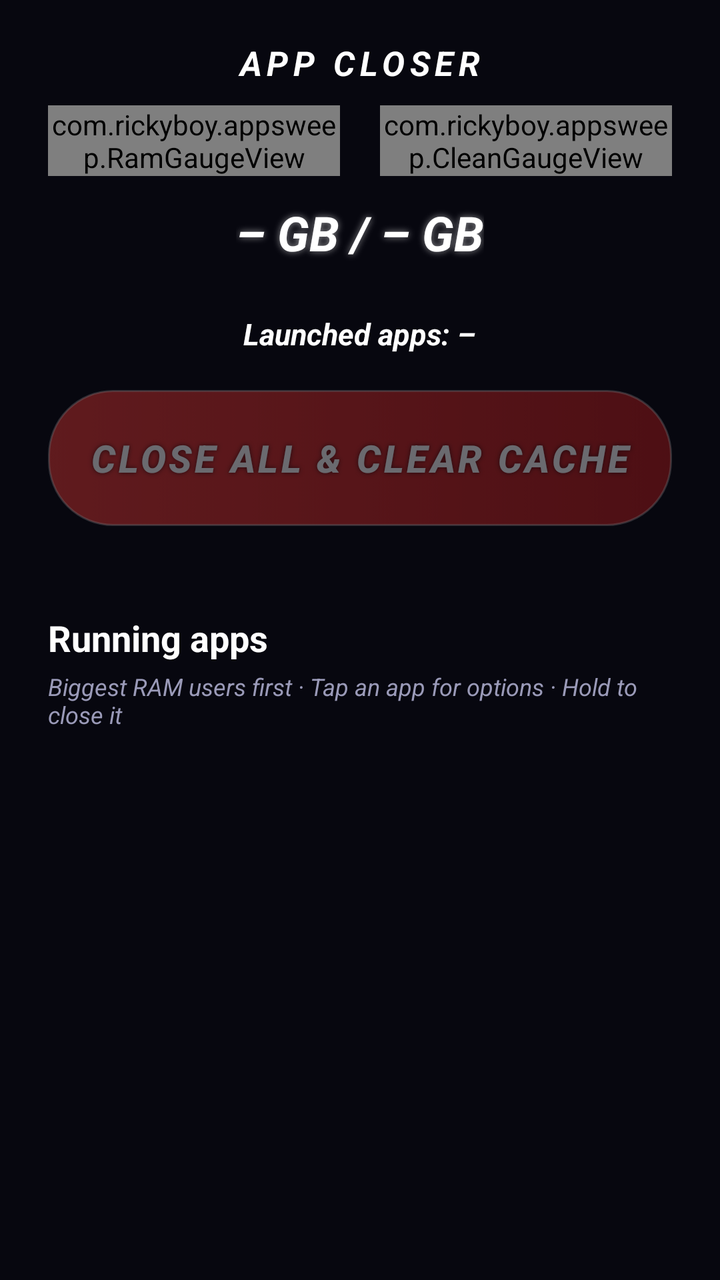
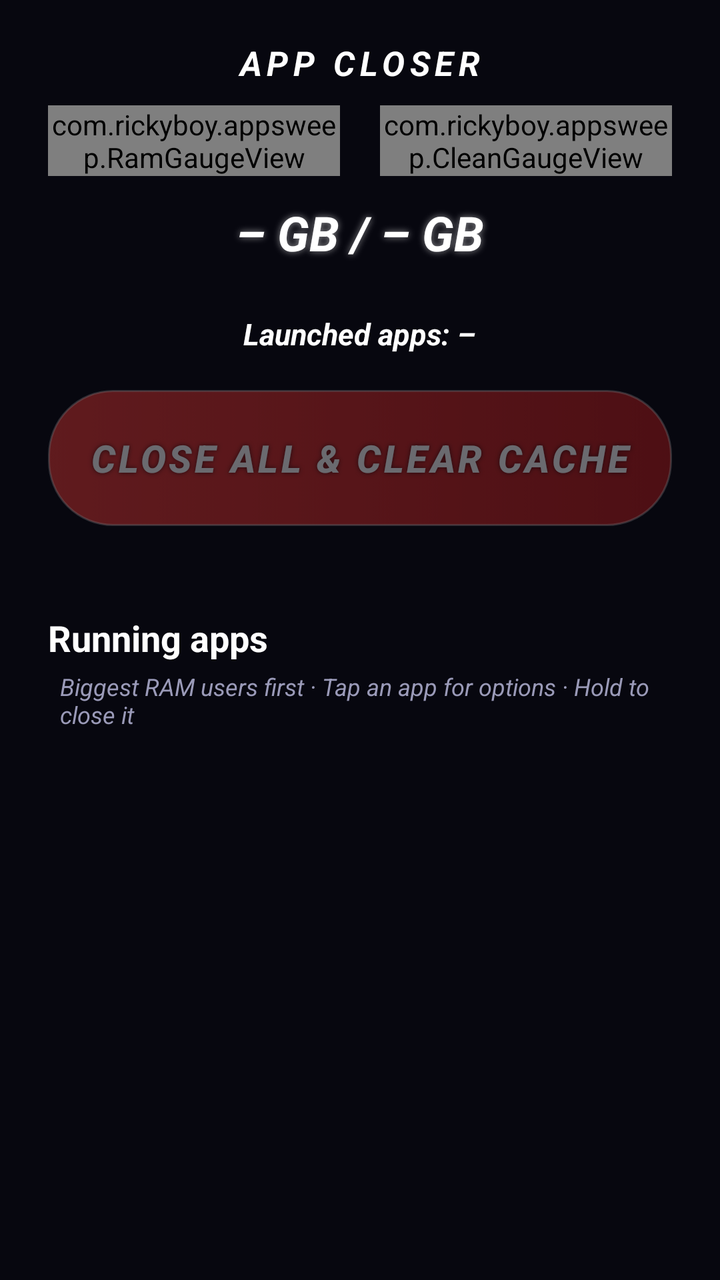

The first picture is an Android layout as it rendered before a commit; the second is the same layout after the commit. The layout source and the unified diff follow.
<!-- AndroidManifest.xml: application theme Theme.AppSweep -->
<!-- res/layout/activity_main.xml -->
<?xml version="1.0" encoding="utf-8"?>
<LinearLayout xmlns:android="http://schemas.android.com/apk/res/android"
    android:layout_width="match_parent"
    android:layout_height="match_parent"
    android:background="@color/bg"
    android:orientation="vertical"
    android:paddingStart="24dp"
    android:paddingTop="20dp"
    android:paddingEnd="24dp"
    android:paddingBottom="12dp">

    
    <include layout="@layout/header" />

    <LinearLayout
        android:id="@+id/statusCard"
        android:layout_width="match_parent"
        android:layout_height="wrap_content"
        android:layout_marginTop="16dp"
        android:background="@drawable/bg_card"
        android:orientation="vertical"
        android:padding="16dp"
        android:visibility="gone">

        <TextView
            android:id="@+id/statusText"
            android:layout_width="match_parent"
            android:layout_height="wrap_content"
            android:textColor="@color/text_main"
            android:textSize="15sp" />

        <LinearLayout
            android:layout_width="match_parent"
            android:layout_height="wrap_content"
            android:layout_marginTop="12dp"
            android:orientation="horizontal">

            <Button
                android:id="@+id/statusButton"
                android:layout_width="wrap_content"
                android:layout_height="44dp"
                android:background="@drawable/bg_small_button"
                android:paddingStart="18dp"
                android:paddingEnd="18dp"
                android:stateListAnimator="@null"
                android:textAllCaps="false"
                android:textColor="@color/neon_cyan"
                android:textStyle="bold" />

            <Button
                android:id="@+id/statusButton2"
                android:layout_width="wrap_content"
                android:layout_height="44dp"
                android:layout_marginStart="10dp"
                android:background="@drawable/bg_small_button"
                android:paddingStart="18dp"
                android:paddingEnd="18dp"
                android:stateListAnimator="@null"
                android:textAllCaps="false"
                android:textColor="@color/neon_cyan"
                android:textStyle="bold"
                android:visibility="gone" />
        </LinearLayout>

        <LinearLayout
            android:id="@+id/codeRow"
            android:layout_width="match_parent"
            android:layout_height="wrap_content"
            android:layout_marginTop="12dp"
            android:gravity="center_vertical"
            android:orientation="horizontal"
            android:visibility="gone">

            <EditText
                android:id="@+id/codeInput"
                android:layout_width="0dp"
                android:layout_height="48dp"
                android:layout_weight="1"
                android:background="@drawable/bg_small_button"
                android:hint="6-digit pairing code"
                android:imeOptions="actionDone"
                android:inputType="number"
                android:maxLength="6"
                android:paddingStart="16dp"
                android:paddingEnd="16dp"
                android:textColor="@color/text_main"
                android:textColorHint="@color/text_dim"
                android:textSize="18sp" />

            <Button
                android:id="@+id/pairButton"
                android:layout_width="wrap_content"
                android:layout_height="48dp"
                android:layout_marginStart="10dp"
                android:background="@drawable/bg_small_button"
                android:paddingStart="22dp"
                android:paddingEnd="22dp"
                android:stateListAnimator="@null"
                android:text="Pair"
                android:textAllCaps="false"
                android:textColor="@color/neon_cyan"
                android:textStyle="bold" />
        </LinearLayout>

        <Button
            android:id="@+id/shizukuButton"
            android:layout_width="wrap_content"
            android:layout_height="36dp"
            android:layout_marginTop="10dp"
            android:background="@android:color/transparent"
            android:stateListAnimator="@null"
            android:text="Already use Shizuku? Use it instead"
            android:textAllCaps="false"
            android:textColor="@color/text_dim"
            android:textSize="12sp"
            android:visibility="gone" />

        <Button
            android:id="@+id/linkButton"
            android:layout_width="wrap_content"
            android:layout_height="36dp"
            android:layout_marginTop="4dp"
            android:background="@drawable/bg_small_button"
            android:paddingStart="14dp"
            android:paddingEnd="14dp"
            android:stateListAnimator="@null"
            android:textAllCaps="false"
            android:textColor="@color/neon_cyan"
            android:textSize="12sp"
            android:visibility="gone" />
    </LinearLayout>

    <FrameLayout
        android:layout_width="match_parent"
        android:layout_height="wrap_content"
        android:layout_marginTop="18dp">

        <Button
            android:id="@+id/sweepButton"
            android:layout_width="match_parent"
            android:layout_height="68dp"
                    android:background="@drawable/bg_sweep_button"
            android:enabled="false"
            android:alpha="0.4"
            android:letterSpacing="0.08"
            android:shadowColor="#AA000000"
            android:shadowRadius="6"
            android:stateListAnimator="@null"
            android:text="@string/sweep_button"
            android:textColor="@color/text_main"
            android:textSize="19sp"
            android:textStyle="bold|italic" />

        
        <LinearLayout
            android:id="@+id/allCleanView"
            android:layout_width="match_parent"
            android:layout_height="wrap_content"
            android:gravity="center_horizontal"
            android:orientation="vertical"
            android:visibility="gone">

            <ImageView
                android:layout_width="wrap_content"
                android:layout_height="170dp"
                android:adjustViewBounds="true"
                android:contentDescription="All clean"
                android:src="@drawable/all_clean_ram" />

            <TextView
                android:layout_width="wrap_content"
                android:layout_height="wrap_content"
                android:layout_marginTop="4dp"
                android:shadowColor="#FF00E676"
                android:shadowRadius="10"
                android:text="All clean!"
                android:textColor="@color/text_main"
                android:textSize="28sp"
                android:textStyle="bold|italic" />
        </LinearLayout>
    </FrameLayout>

    <LinearLayout
        android:id="@+id/resultRow"
        android:layout_width="match_parent"
        android:layout_height="wrap_content"
        android:layout_marginTop="10dp"
        android:orientation="horizontal"
        android:visibility="gone">

        <LinearLayout
            android:layout_width="0dp"
            android:layout_height="wrap_content"
            android:layout_marginStart="4dp"
            android:layout_marginEnd="4dp"
            android:layout_weight="1"
            android:background="@drawable/bg_card_plain"
            android:gravity="center_horizontal"
            android:orientation="vertical"
            android:paddingTop="8dp"
            android:paddingBottom="8dp">

            <TextView
                android:id="@+id/statClosed"
                android:layout_width="wrap_content"
                android:layout_height="wrap_content"
                android:shadowColor="#00000000"
                android:shadowRadius="0"
                android:text="0"
                android:textColor="@color/text_main"
                android:textSize="20sp"
                android:textStyle="bold|italic" />

            <TextView
                android:layout_width="wrap_content"
                android:layout_height="wrap_content"
                android:letterSpacing="0.08"
                android:text="APPS CLOSED"
                android:textColor="@color/accent_red"
                android:textSize="10sp"
                android:textStyle="bold" />
        </LinearLayout>

        <LinearLayout
            android:layout_width="0dp"
            android:layout_height="wrap_content"
            android:layout_marginStart="4dp"
            android:layout_marginEnd="4dp"
            android:layout_weight="1"
            android:background="@drawable/bg_card_plain"
            android:gravity="center_horizontal"
            android:orientation="vertical"
            android:paddingTop="8dp"
            android:paddingBottom="8dp">

            <TextView
                android:id="@+id/statRam"
                android:layout_width="wrap_content"
                android:layout_height="wrap_content"
                android:shadowColor="#00000000"
                android:shadowRadius="0"
                android:text="0"
                android:textColor="@color/text_main"
                android:textSize="20sp"
                android:textStyle="bold|italic" />

            <TextView
                android:layout_width="wrap_content"
                android:layout_height="wrap_content"
                android:letterSpacing="0.08"
                android:text="RAM FREED"
                android:textColor="@color/accent_green"
                android:textSize="10sp"
                android:textStyle="bold" />
        </LinearLayout>

        <LinearLayout
            android:layout_width="0dp"
            android:layout_height="wrap_content"
            android:layout_marginStart="4dp"
            android:layout_marginEnd="4dp"
            android:layout_weight="1"
            android:background="@drawable/bg_card_plain"
            android:gravity="center_horizontal"
            android:orientation="vertical"
            android:paddingTop="8dp"
            android:paddingBottom="8dp">

            <TextView
                android:id="@+id/statCache"
                android:layout_width="wrap_content"
                android:layout_height="wrap_content"
                android:shadowColor="#00000000"
                android:shadowRadius="0"
                android:text="0"
                android:textColor="@color/text_main"
                android:textSize="20sp"
                android:textStyle="bold|italic" />

            <TextView
                android:layout_width="wrap_content"
                android:layout_height="wrap_content"
                android:letterSpacing="0.08"
                android:text="CACHE CLEARED"
                android:textColor="@color/accent_green"
                android:textSize="10sp"
                android:textStyle="bold" />
        </LinearLayout>
    </LinearLayout>

    <TextView
        android:id="@+id/resultText"
        android:layout_width="match_parent"
        android:layout_height="wrap_content"
        android:layout_marginTop="8dp"
        android:gravity="center"
        android:textColor="@color/text_dim"
        android:textSize="13sp"
        android:textStyle="italic"
        android:visibility="gone" />

    <TextView
        android:id="@+id/statsText"
        android:layout_width="match_parent"
        android:layout_height="wrap_content"
        android:layout_marginTop="14dp"
        android:gravity="center"
        android:textColor="@color/neon_cyan"
        android:textSize="13sp"
        android:textStyle="bold|italic" />

    <LinearLayout
        android:layout_width="match_parent"
        android:layout_height="wrap_content"
        android:layout_marginTop="12dp"
        android:gravity="center_vertical"
        android:orientation="horizontal">

        <TextView
            android:id="@+id/listHeader"
            android:layout_width="0dp"
            android:layout_height="wrap_content"
            android:layout_weight="1"
            android:text="Running apps"
            android:textColor="@color/text_main"
            android:textSize="18sp"
            android:textStyle="bold" />

    </LinearLayout>

    <TextView
        android:id="@+id/listHint"
        android:layout_width="match_parent"
        android:layout_height="wrap_content"
        android:layout_marginTop="4dp"
        android:layout_marginBottom="8dp"
        android:text="Biggest RAM users first · Tap an app for options · Hold to close it"
        android:textColor="@color/text_dim"
        android:textSize="12sp"
        android:textStyle="italic" />

    <androidx.recyclerview.widget.RecyclerView
        android:id="@+id/appList"
        android:layout_width="match_parent"
        android:layout_height="0dp"
        android:layout_weight="1"
        android:clipToPadding="false"
        android:paddingBottom="12dp" />
</LinearLayout>
<!-- res/layout/header.xml (included above) -->
<?xml version="1.0" encoding="utf-8"?>
<LinearLayout xmlns:android="http://schemas.android.com/apk/res/android"
    android:layout_width="match_parent"
    android:layout_height="wrap_content"
    android:gravity="center_horizontal"
    android:orientation="vertical">

    <TextView
        android:layout_width="wrap_content"
        android:layout_height="wrap_content"
        android:letterSpacing="0.15"
        android:text="APP CLOSER"
        android:textColor="@color/text_main"
        android:textSize="17sp"
        android:textStyle="bold|italic" />

    <LinearLayout
        android:layout_width="match_parent"
        android:layout_height="wrap_content"
        android:layout_marginTop="10dp"
        android:orientation="horizontal">

        <com.rickyboy.appsweep.RamGaugeView
            android:id="@+id/ramGauge"
            android:layout_width="0dp"
            android:layout_height="wrap_content"
            android:layout_marginEnd="10dp"
            android:layout_weight="1" />

        <com.rickyboy.appsweep.CleanGaugeView
            android:id="@+id/cleanGauge"
            android:layout_width="0dp"
            android:layout_height="wrap_content"
            android:layout_marginStart="10dp"
            android:layout_weight="1" />
    </LinearLayout>

    <LinearLayout
        android:layout_width="wrap_content"
        android:layout_height="wrap_content"
        android:layout_marginTop="6dp"
        android:gravity="center_horizontal"
        android:orientation="vertical">

            <TextView
                android:id="@+id/ramUsedText"
                android:layout_width="wrap_content"
                android:layout_height="wrap_content"
                android:layout_marginTop="6dp"
                android:shadowColor="#88FFFFFF"
                android:shadowRadius="8"
                android:text="– GB / – GB"
                android:textColor="@color/text_main"
                android:textSize="24sp"
                android:textStyle="bold|italic" />

            <TextView
                android:id="@+id/ramFreeText"
                android:layout_width="wrap_content"
                android:layout_height="wrap_content"
                android:layout_marginTop="2dp"
                android:textColor="@color/text_main"
                android:textSize="15sp"
                android:textStyle="bold|italic" />

            <TextView
                android:id="@+id/appsCountText"
                android:layout_width="wrap_content"
                android:layout_height="wrap_content"
                android:layout_marginTop="2dp"
                android:text="Launched apps: –"
                android:textColor="@color/text_main"
                android:textSize="15sp"
                android:textStyle="bold|italic" />
    </LinearLayout>
</LinearLayout>
<!-- resources referenced by this layout -->
<resources>
  <color name="accent_green">#FF00E676</color>
  <color name="accent_red">#FFE53935</color>
  <color name="bg">#FF07070F</color>
  <color name="neon_cyan">#FFFFFFFF</color>
  <color name="text_dim">#FF9A9AB8</color>
  <color name="text_main">#FFFFFFFF</color>
  <!-- drawable bg_card (drawable) -->
  <?xml version="1.0" encoding="utf-8"?>
  <shape xmlns:android="http://schemas.android.com/apk/res/android" android:shape="rectangle">
      <corners android:radius="16dp" />
      <solid android:color="@color/card" />
      <stroke android:width="2dp" android:color="@color/neon_pink" />
  </shape>
  <!-- drawable bg_card_plain (drawable) -->
  <?xml version="1.0" encoding="utf-8"?>
  <shape xmlns:android="http://schemas.android.com/apk/res/android" android:shape="rectangle">
      <corners android:radius="12dp" />
      <solid android:color="@color/card" />
      <stroke android:width="1dp" android:color="#33FFFFFF" />
  </shape>
  <!-- drawable bg_small_button (drawable) -->
  <?xml version="1.0" encoding="utf-8"?>
  <selector xmlns:android="http://schemas.android.com/apk/res/android">
      <item android:state_focused="true">
          <shape android:shape="rectangle">
              <corners android:radius="18dp" />
              <solid android:color="@color/card_focus" />
              <stroke android:width="2dp" android:color="@color/neon_cyan" />
          </shape>
      </item>
      <item android:state_pressed="true">
          <shape android:shape="rectangle">
              <corners android:radius="18dp" />
              <solid android:color="@color/card_focus" />
              <stroke android:width="2dp" android:color="@color/neon_cyan" />
          </shape>
      </item>
      <item>
          <shape android:shape="rectangle">
              <corners android:radius="18dp" />
              <solid android:color="@color/card" />
              <stroke android:width="1dp" android:color="#5500F0FF" />
          </shape>
      </item>
  </selector>
  <string name="sweep_button">CLOSE ALL &amp; CLEAR CACHE</string>
  <style name="Theme.AppSweep" parent="Theme.AppCompat.NoActionBar">
          <item name="android:windowBackground">@color/bg</item>
          <item name="android:statusBarColor">@color/bg</item>
          <item name="android:navigationBarColor">@color/bg</item>
          <item name="colorPrimary">@color/neon_cyan</item>
          <item name="colorPrimaryDark">@color/bg</item>
          <item name="colorAccent">@color/neon_pink</item>
          <item name="android:textColorPrimary">@color/text_main</item>
          <item name="alertDialogTheme">@style/Theme.AppSweep.Dialog</item>
      </style>
  <color name="card">#FF12121F</color>
  <color name="neon_pink">#FFE53935</color>
  <color name="card_focus">#FF1E1E36</color>
  <color name="neon_purple">#FFB71C1C</color>
  <style name="Theme.AppSweep.Dialog" parent="Theme.AppCompat.Dialog.Alert">
          <item name="android:windowBackground">@drawable/bg_card</item>
          <item name="colorAccent">@color/neon_cyan</item>
          <item name="android:textColorPrimary">@color/text_main</item>
          <item name="android:textColor">@color/text_main</item>
      </style>
  <!-- unchanged entries left out for length: 2 -->
</resources>

<!-- the commit's change to res/layout/activity_main.xml (unified diff, before → after) -->
@@ -168,6 +168,8 @@
                 android:src="@drawable/all_clean_ram" />
 
             <TextView
+        android:paddingStart="6dp"
+        android:paddingEnd="6dp"
                 android:layout_width="wrap_content"
                 android:layout_height="wrap_content"
                 android:layout_marginTop="4dp"
@@ -201,6 +203,8 @@
             android:paddingBottom="8dp">
 
             <TextView
+        android:paddingStart="6dp"
+        android:paddingEnd="6dp"
                 android:id="@+id/statClosed"
                 android:layout_width="wrap_content"
                 android:layout_height="wrap_content"
@@ -234,6 +238,8 @@
             android:paddingBottom="8dp">
 
             <TextView
+        android:paddingStart="6dp"
+        android:paddingEnd="6dp"
                 android:id="@+id/statRam"
                 android:layout_width="wrap_content"
                 android:layout_height="wrap_content"
@@ -267,6 +273,8 @@
             android:paddingBottom="8dp">
 
             <TextView
+        android:paddingStart="6dp"
+        android:paddingEnd="6dp"
                 android:id="@+id/statCache"
                 android:layout_width="wrap_content"
                 android:layout_height="wrap_content"
@@ -289,6 +297,8 @@
     </LinearLayout>
 
     <TextView
+        android:paddingStart="6dp"
+        android:paddingEnd="6dp"
         android:id="@+id/resultText"
         android:layout_width="match_parent"
         android:layout_height="wrap_content"
@@ -300,6 +310,8 @@
         android:visibility="gone" />
 
     <TextView
+        android:paddingStart="6dp"
+        android:paddingEnd="6dp"
         android:id="@+id/statsText"
         android:layout_width="match_parent"
         android:layout_height="wrap_content"
@@ -329,6 +341,8 @@
     </LinearLayout>
 
     <TextView
+        android:paddingStart="6dp"
+        android:paddingEnd="6dp"
         android:id="@+id/listHint"
         android:layout_width="match_parent"
         android:layout_height="wrap_content"
@@ -356,6 +370,8 @@
     android:orientation="vertical">
 
     <TextView
+        android:paddingStart="6dp"
+        android:paddingEnd="6dp"
         android:layout_width="wrap_content"
         android:layout_height="wrap_content"
         android:letterSpacing="0.15"
@@ -393,6 +409,8 @@
         android:orientation="vertical">
 
             <TextView
+        android:paddingStart="6dp"
+        android:paddingEnd="6dp"
                 android:id="@+id/ramUsedText"
                 android:layout_width="wrap_content"
                 android:layout_height="wrap_content"
@@ -405,6 +423,8 @@
                 android:textStyle="bold|italic" />
 
             <TextView
+        android:paddingStart="6dp"
+        android:paddingEnd="6dp"
                 android:id="@+id/ramFreeText"
                 android:layout_width="wrap_content"
                 android:layout_height="wrap_content"
@@ -414,6 +434,8 @@
                 android:textStyle="bold|italic" />
 
             <TextView
+        android:paddingStart="6dp"
+        android:paddingEnd="6dp"
                 android:id="@+id/appsCountText"
                 android:layout_width="wrap_content"
                 android:layout_height="wrap_content"
